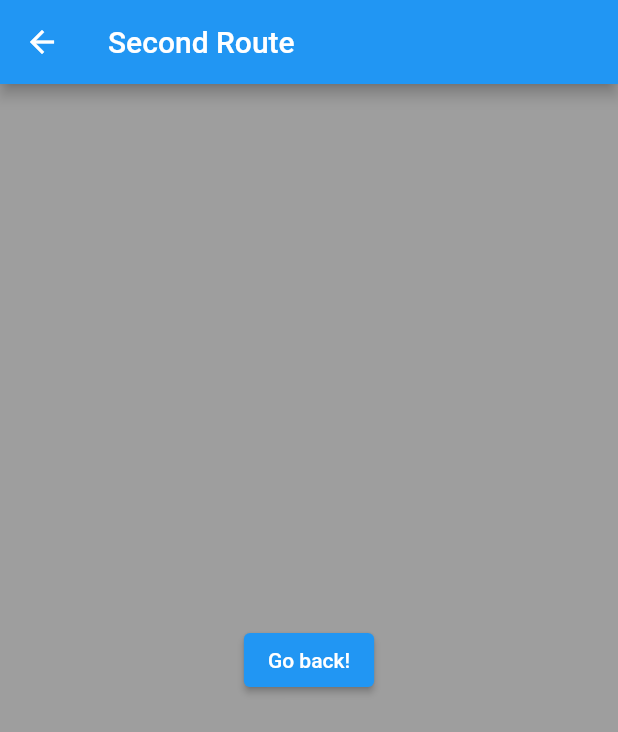
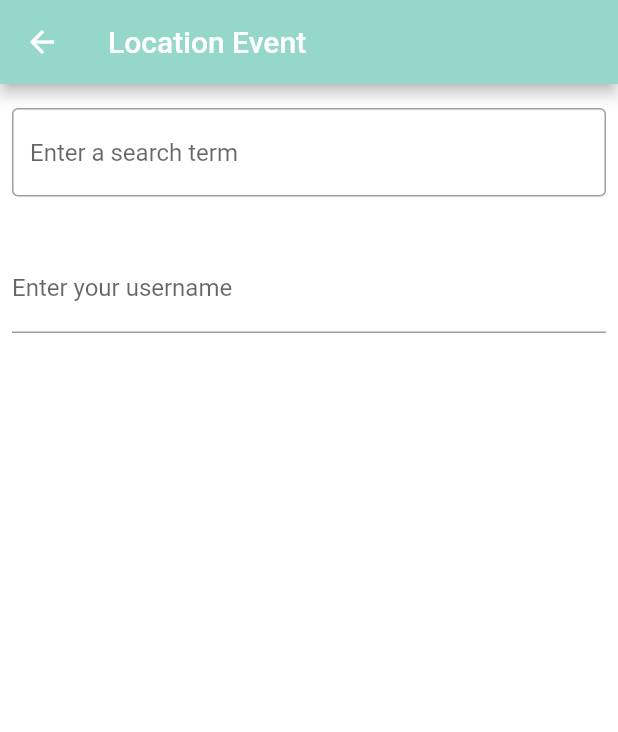
Before and after one commit to MartinDampier/Sound_Trek, a Flutter app: the BuildLocationEvent screen opened directly, on a phone screen of 412 x 824 dp. Shown: the top 732 px of the screen. Run offline on Flutter 3.47's test engine with Material 2 defaults, Android fonts, the phone set to English and light mode, and no system bars; our stand-ins replace flutter_slidable, google_maps_flutter, location.

Commit message:
Making things pretty :)

```diff
--- a/lib/screens/event_view.dart
+++ b/lib/screens/event_view.dart
@@ -36,7 +36,7 @@ class EventsPage extends StatelessWidget {
         centerTitle: true,
         elevation: 4,
       ),
-      backgroundColor: Color(0xFFDADADA),
+      backgroundColor: Colors.white,
       body: ListView.builder(
         itemCount: eventsPriorityQueue.possibilities.length,
         itemBuilder: (context, index) {
@@ -49,7 +49,7 @@ class EventsPage extends StatelessWidget {
               children: [
                 SlidableAction(
                   onPressed: edit,
-                  backgroundColor: Color(0xFF6B6B6B),
+                  backgroundColor: Colors.white,
                   foregroundColor: Colors.white,
                   icon: Icons.edit,
                   label: 'Edit',
--- a/lib/screens/location_event_builder.dart
+++ b/lib/screens/location_event_builder.dart
@@ -4,14 +4,38 @@ import 'package:flutter_slidable/flutter_slidable.dart';
 
 class BuildLocationEvent extends StatelessWidget {
   Widget build(BuildContext context) => Scaffold(appBar: AppBar(
-    title: const Text("Second Route"),
+    title: const Text("Location Event"),
+    backgroundColor: Color.fromARGB(255, 149, 215, 201),
   ),
-    body: Center(
-      child: ElevatedButton(
-        onPressed: () {
-          Navigator.pop(context);
-        },
-        child: const Text('Go back!'),
-      ),
-    ),);
+    body: const MyCustomForm(),);
 }
+class MyCustomForm extends StatelessWidget {
+  const MyCustomForm({ Key? key }) : super(key: key);
+
+  @override
+  Widget build(BuildContext context) {
+    return Column(
+      crossAxisAlignment: CrossAxisAlignment.start,
+      children: <Widget>[
+        const Padding(
+          padding: EdgeInsets.symmetric(horizontal: 8, vertical: 16),
+          child: TextField(
+            decoration: InputDecoration(
+              border: OutlineInputBorder(),
+              hintText: 'Enter a search term',
+            ),
+          ),
+        ),
+        Padding(
+          padding: const EdgeInsets.symmetric(horizontal: 8, vertical: 16),
+          child: TextFormField(
+            decoration: const InputDecoration(
+              border: UnderlineInputBorder(),
+              labelText: 'Enter your username',
+            ),
+          ),
+        ),
+      ],
+    );
+  }
+}
```
Also changed, not shown: lib/main.dart (+9 -10 lines), 1 other file.
